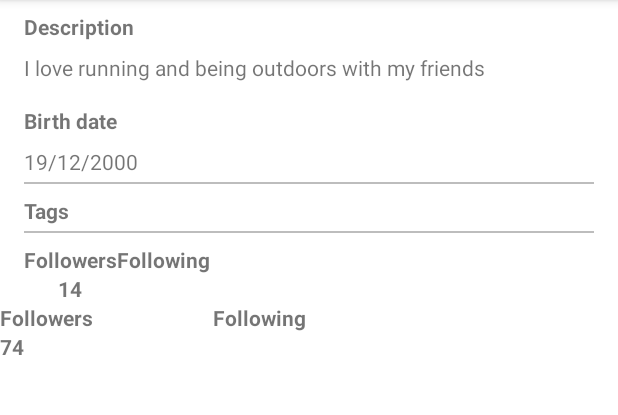
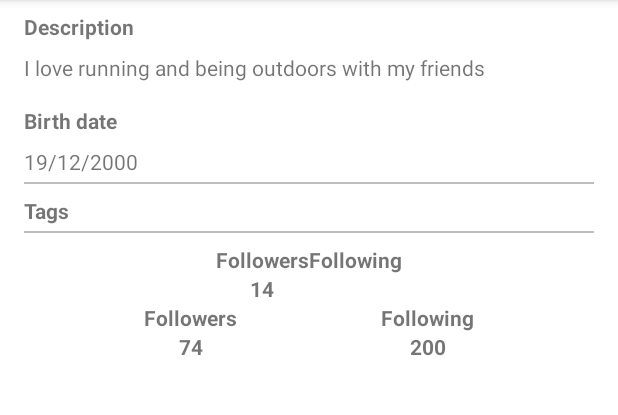
Before and after one commit to OFF-Home/off-home-app, an Android app: the fragment ProfileAboutMeFragment shown on its own in the app's theme, on a phone screen of 412 x 824 dp, the part 84-499 px from its top. Run offline under Robolectric (Android 15) with nearby library versions, the light colour scheme and no system bars.

Commit message:
[Profile] Ajust textViews de followers i following
TG-78

```diff
--- a/app/src/main/res/layout/profile_about_me_fragment.xml
+++ b/app/src/main/res/layout/profile_about_me_fragment.xml
@@ -105,6 +105,7 @@
         android:layout_marginStart="16dp"
         android:layout_marginTop="8dp"
         android:layout_marginEnd="16dp"
+        android:gravity="center_horizontal"
         android:orientation="horizontal"
         app:layout_constraintEnd_toEndOf="parent"
         app:layout_constraintStart_toStartOf="parent"
@@ -163,7 +164,8 @@
         android:text="@string/followers"
         android:textStyle="bold"
         app:layout_constraintStart_toStartOf="parent"
-        app:layout_constraintTop_toBottomOf="@+id/linearLayout" />
+        app:layout_constraintTop_toBottomOf="@+id/linearLayout"
+        app:layout_constraintEnd_toStartOf="@+id/textViewFollowingTitle2"/>
 
     <TextView
         android:id="@+id/textViewFollowerCount2"
@@ -172,7 +174,8 @@
         android:gravity="bottom"
         android:text="74"
         android:textStyle="bold"
-        app:layout_constraintStart_toStartOf="parent"
+        app:layout_constraintEnd_toEndOf="@+id/textViewFollowersTitle2"
+        app:layout_constraintStart_toStartOf="@+id/textViewFollowersTitle2"
         app:layout_constraintTop_toBottomOf="@+id/textViewFollowersTitle2" />
 
     <TextView
@@ -186,6 +189,16 @@
         app:layout_constraintStart_toEndOf="@+id/textViewFollowersTitle2"
         app:layout_constraintTop_toBottomOf="@+id/linearLayout" />
 
+    <TextView
+        android:id="@+id/textViewFollowingCount2"
+        android:layout_width="wrap_content"
+        android:layout_height="wrap_content"
+        android:gravity="bottom"
+        android:text="200"
+        android:textStyle="bold"
+        app:layout_constraintEnd_toEndOf="@+id/textViewFollowingTitle2"
+        app:layout_constraintStart_toStartOf="@+id/textViewFollowingTitle2"
+        app:layout_constraintTop_toBottomOf="@+id/textViewFollowingTitle2" />
 
     <!--> aqui anirien els logros <-->
 
```
Also changed, not shown: app/src/main/java/com/offhome/app/ui/profile/ProfileFragment.kt (+11 -0 lines).
